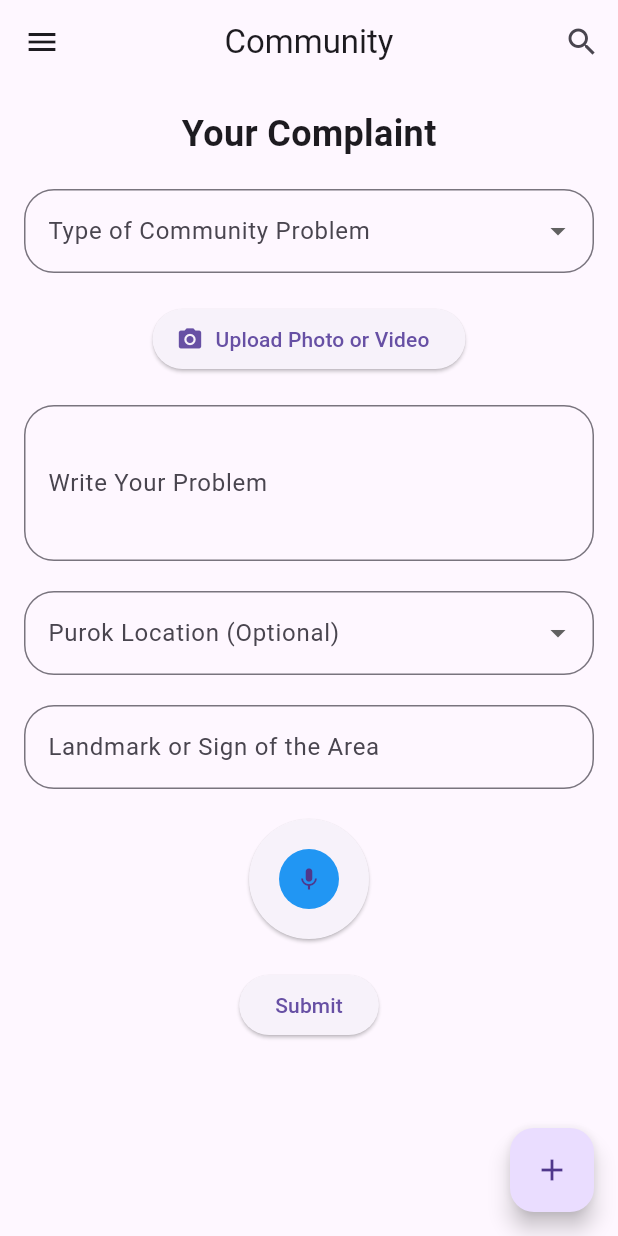
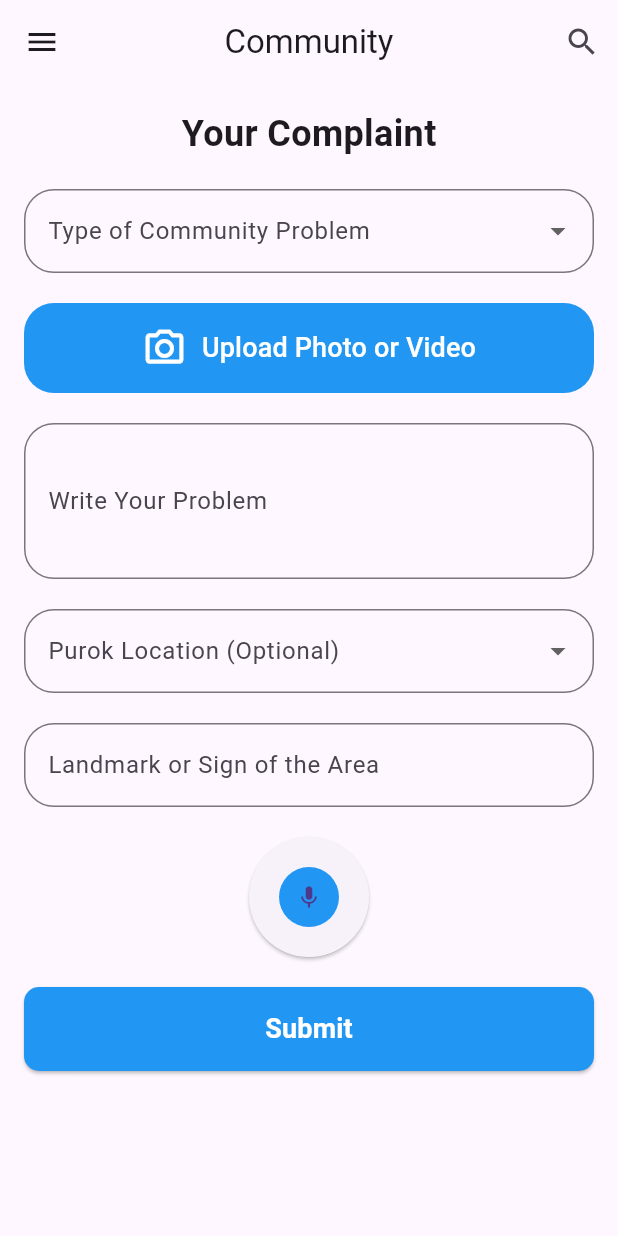
Before and after one commit to yskooo/civic-vox-mobile, a Flutter app: the screen it shows after launch, after a tap on "Log In", after a tap on the "add" icon, on a phone screen of 412 x 824 dp. Run offline on Flutter 3.47's test engine with Material 3 defaults, Android fonts, the phone set to English and light mode, and no system bars.

Commit message:
ui: form concern civic

```diff
--- a/lib/pages/home_page.dart
+++ b/lib/pages/home_page.dart
@@ -1,3 +1,4 @@
+import 'package:flutter/cupertino.dart';
 import 'package:flutter/material.dart';
 
 class HomePage extends StatefulWidget {
@@ -139,7 +140,9 @@ class _HomePageState extends State<HomePage> {
           ),
         ),
       ),
-      floatingActionButton: FloatingActionButton(
+      floatingActionButton: _showForm
+        ? null
+        : FloatingActionButton(
       onPressed: () {
         setState(() {
           _showForm = true;
@@ -147,6 +150,7 @@ class _HomePageState extends State<HomePage> {
       },
       child: Icon(Icons.add),
     ),
+
     );
   }
 
@@ -196,15 +200,32 @@ class _HomePageState extends State<HomePage> {
             onChanged: (value) {},
           ),
           SizedBox(height: 20),
-          ElevatedButton.icon(
+          SizedBox(
+            width: double.infinity, // Set width to match other forms
+            child: TextButton(
               onPressed: () {
-              // Placeholder for uploading photo or video
+                // Placeholder for uploading photo or video from local storage
               },
-            icon: Icon(Icons.camera_alt),
-            label: Text('Upload Photo or Video'),
-            style: ElevatedButton.styleFrom(
-              shape: RoundedRectangleBorder(
+              style: ButtonStyle(
+                shape: MaterialStateProperty.all(
+                  RoundedRectangleBorder(
                     borderRadius: BorderRadius.circular(20),
+                  ),
+                ),
+                backgroundColor: MaterialStateProperty.all(Colors.blue), // Change the color of the button
+                foregroundColor: MaterialStateProperty.all(Colors.white), // Change the text color
+                padding: MaterialStateProperty.all(EdgeInsets.symmetric(vertical: 15, horizontal: 20)), // Adjust padding for increased height
+              ),
+              child: Row(
+                mainAxisAlignment: MainAxisAlignment.center,
+                children: [
+                  Icon(Icons.camera_alt_outlined, size: 30), // Increase the size of the icon
+                  SizedBox(width: 10), // Adjust the space between the icon and text
+                  Text(
+                    'Upload Photo or Video',
+                    style: TextStyle(fontSize: 18), // Increase the font size of the text
+                  ),
+                ],
               ),
             ),
           ),
@@ -266,15 +287,29 @@ class _HomePageState extends State<HomePage> {
             ),
           ),
           SizedBox(height: 20),
-          ElevatedButton(
+          SizedBox(
+            width: double.infinity,
+            child: ElevatedButton(
               onPressed: () {
                 // Placeholder for submitting complaint
                 _handleSubmit();
               },
-            child: Text('Submit'),
+              child: Padding(
+                padding: const EdgeInsets.symmetric(vertical: 15),
+                child: Text(
+                  'Submit',
+                  style: TextStyle(
+                    fontSize: 18,
+                    fontWeight: FontWeight.bold,
+                    color: Colors.white,
+                  ),
+                ),
+              ),
               style: ElevatedButton.styleFrom(
+                backgroundColor: Colors.blue,
                 shape: RoundedRectangleBorder(
-                borderRadius: BorderRadius.circular(20),
+                  borderRadius: BorderRadius.circular(10),
+                ),
               ),
             ),
           ),
@@ -283,11 +318,13 @@ class _HomePageState extends State<HomePage> {
     );
   }
 
+
   void _handleSubmit() {
     // Placeholder for handling form submission
     // Reset the form visibility after submission
     setState(() {
       _showForm = false;
+
     });
   }
 }
```
Lines whose indentation alone changed are shown as unchanged.
